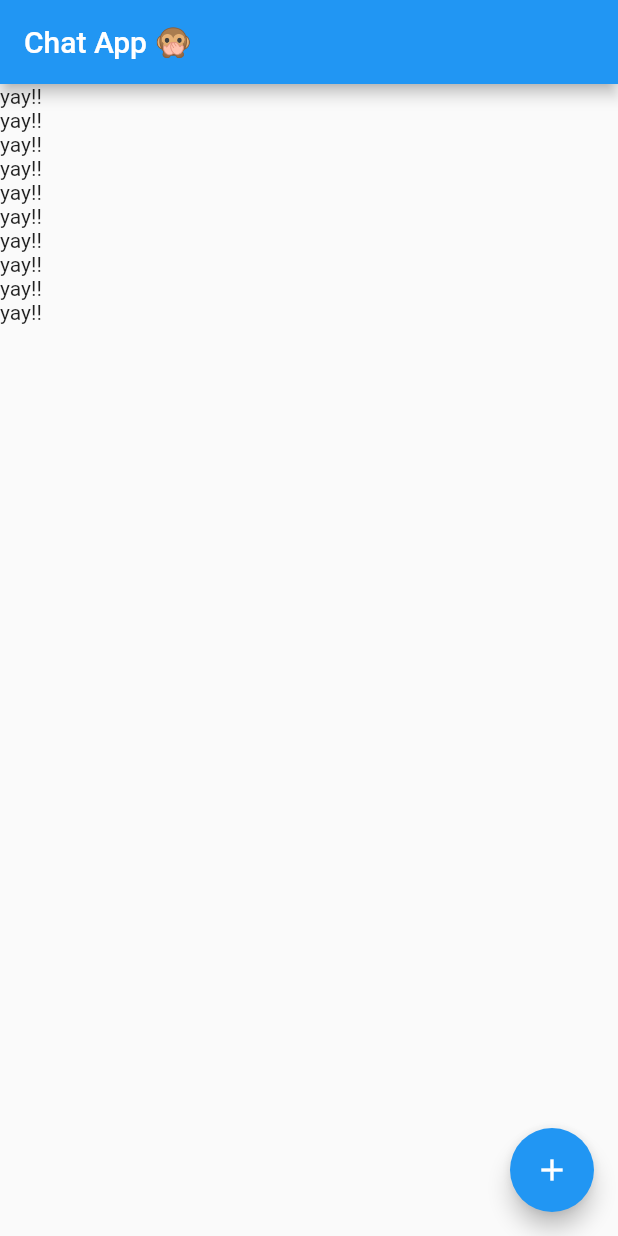
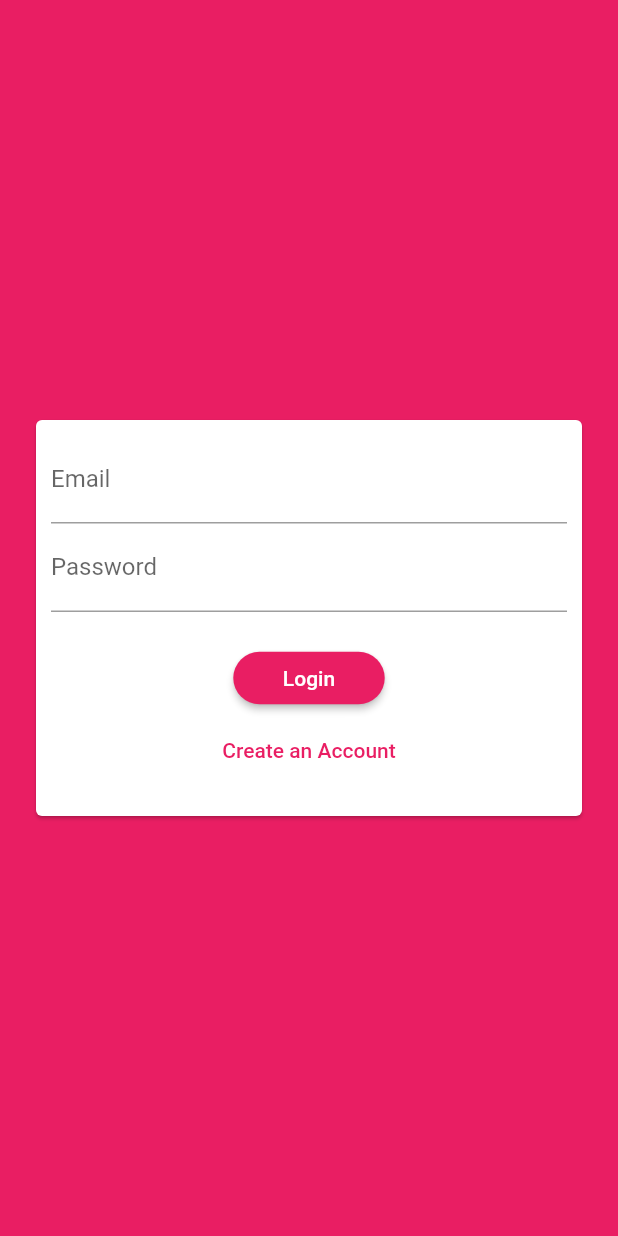
Before and after one commit to AashrayaKrishnani/chat-app, a Flutter app: the screen it shows after launch, on a phone screen of 412 x 824 dp. Run offline on Flutter 3.47's test engine with Material 2 defaults, Android fonts, the phone set to English and light mode, and no system bars; our stand-ins replace cloud_firestore, firebase_auth, firebase_core; accounts and stored records are empty.

Commit message:
Implement Auth, Logout-sideDrawer, basic error handling

```diff
--- a/lib/main.dart
+++ b/lib/main.dart
@@ -1,4 +1,6 @@
+import 'package:chat_app/screens/auth_screen.dart';
 import 'package:chat_app/screens/chat_screen.dart';
+import 'package:firebase_auth/firebase_auth.dart';
 import 'package:firebase_core/firebase_core.dart';
 import 'package:flutter/material.dart';
 
@@ -23,9 +25,41 @@ class MyApp extends StatelessWidget {
     return MaterialApp(
       title: 'Chat App',
       theme: ThemeData(
-        primarySwatch: Colors.blue,
+        colorScheme: const ColorScheme.light(
+          primary: Colors.pink,
+          secondary: Colors.deepPurple,
+          tertiary: Colors.purpleAccent,
+        ),
+        textTheme: const TextTheme(
+            headline6: TextStyle(color: Colors.white, fontSize: 20)),
+        buttonTheme: ButtonThemeData(
+          textTheme: ButtonTextTheme.primary,
+          buttonColor: Theme.of(context).colorScheme.primary,
+          shape: RoundedRectangleBorder(
+            borderRadius: BorderRadius.circular(15),
+          ),
+        ),
+        elevatedButtonTheme: ElevatedButtonThemeData(
+          style: ElevatedButton.styleFrom(
+            shape: RoundedRectangleBorder(
+              borderRadius: BorderRadius.circular(20),
+            ),
+          ),
+        ),
       ),
-      home: const ChatScreen(),
+      home: StreamBuilder(
+        stream: FirebaseAuth.instance.authStateChanges(),
+        builder: (ctx, ss) {
+          if (ss.hasData) {
+            return const ChatScreen();
+          }
+          return const AuthScreen();
+        },
+      ),
+      routes: {
+        ChatScreen.route: (context) => const ChatScreen(),
+        AuthScreen.route: (context) => const AuthScreen(),
+      },
     );
   }
 }
--- a/lib/screens/auth_screen.dart
+++ b/lib/screens/auth_screen.dart
@@ -0,0 +1,38 @@
+import 'package:flutter/material.dart';
+import 'package:flutter/src/foundation/key.dart';
+import 'package:flutter/src/widgets/framework.dart';
+
+import '../widgets/auth/auth_form.dart';
+import '../widgets/main_drawer.dart';
+
+class AuthScreen extends StatefulWidget {
+  const AuthScreen({Key? key}) : super(key: key);
+  static const String route = '/auth';
+  @override
+  State<AuthScreen> createState() => _AuthScreenState();
+}
+
+class _AuthScreenState extends State<AuthScreen> {
+  @override
+  Widget build(BuildContext context) {
+    return Scaffold(
+      backgroundColor: Theme.of(context).colorScheme.primary,
+      body: Padding(
+        padding: const EdgeInsets.all(20.0),
+        child: Center(
+          child: AnimatedContainer(
+            duration: const Duration(milliseconds: 68),
+            child: const Card(
+              child: SingleChildScrollView(
+                child: Padding(
+                  padding: EdgeInsets.all(10),
+                  child: AuthForm(),
+                ),
+              ),
+            ),
+          ),
+        ),
+      ),
+    );
+  }
+}
--- /dev/null
+++ b/lib/widgets/auth/auth_form.dart
@@ -0,0 +1,220 @@
+import 'dart:developer';
+
+import 'package:chat_app/widgets/error_dialog.dart';
+import 'package:chat_app/widgets/snack.dart';
+import 'package:cloud_firestore/cloud_firestore.dart';
+import 'package:firebase_auth/firebase_auth.dart';
+import 'package:flutter/material.dart';
+import 'package:flutter/services.dart';
+import 'package:flutter/src/foundation/key.dart';
+import 'package:flutter/src/widgets/framework.dart';
+
+enum FormType {
+  login,
+  signup,
+}
+
+class AuthForm extends StatefulWidget {
+  const AuthForm({Key? key}) : super(key: key);
+
+  @override
+  State<AuthForm> createState() => _AuthFormState();
+}
+
+class _AuthFormState extends State<AuthForm> {
+  final GlobalKey<FormState> _formkey = GlobalKey<FormState>();
+  // ignore: prefer_final_fields
+  Map<String, String> _inputData = {
+    'email': '',
+    'username': '',
+    'password': '',
+    'confirmPassword': '',
+  };
+  var _mode = FormType.login;
+  var _isLoading = false;
+
+  Future<void> _submit() async {
+    // Make Sure to Put Off The SoftKeyboard ;)
+    FocusScope.of(context).unfocus();
+
+    setState(() {
+      _isLoading = true;
+    });
+
+    if (!_formkey.currentState!.validate()) {
+      return;
+    }
+    _formkey.currentState!.save();
+
+    try {
+      var auth = FirebaseAuth.instance;
+      var sms = ScaffoldMessenger.of(context);
+      if (_mode == FormType.login) {
+        final authData = await auth.signInWithEmailAndPassword(
+            email: _inputData['email']!, password: _inputData['password']!);
+        sms.showSnackBar(Snack(
+          text: 'Login Successful!',
+          textColor: Colors.white,
+          bgColor: Colors.green,
+        ));
+      } else if (_mode == FormType.signup) {
+        final authData = await auth.createUserWithEmailAndPassword(
+            email: _inputData['email']!, password: _inputData['password']!);
+
+        // Adding UserName to /users/{uid}
+        await FirebaseFirestore.instance
+            .collection('users')
+            .doc(authData.user!.uid)
+            .set({'username': _inputData['username']});
+
+        sms.showSnackBar(Snack(
+          text: 'Signed Up Successfully!',
+          textColor: Colors.white,
+          bgColor: Colors.green,
+        ));
+      }
+    } on FirebaseException catch (e) {
+      final message = e.message ??
+          'Error occured. Please check your details and try again.';
+
+      showDialog(
+          context: context,
+          builder: (ctx) => ErrorDialog(
+                bgColor: Colors.white,
+                buttonMessage: 'Alright :)',
+                content: message,
+                title: 'Oopsies!',
+                textColor: Theme.of(context).colorScheme.primary,
+              ));
+    } catch (e) {
+      log(e.toString() + DateTime.now().toString());
+      showDialog(
+          context: context,
+          builder: (ctx) => ErrorDialog(
+                bgColor: Colors.white,
+                textColor: Theme.of(context).colorScheme.primary,
+              ));
+    }
+    setState(() {
+      _isLoading = false;
+      _formkey.currentState!.reset();
+    });
+  }
+
+  @override
+  Widget build(BuildContext context) {
+    return Form(
+      key: _formkey,
+      child: Column(
+        mainAxisSize: MainAxisSize.min,
+        children: [
+          TextFormField(
+            enabled: !_isLoading,
+            validator: (val) {
+              if (val == null || val.toString().trim().isEmpty) {
+                return 'Please Enter Email.';
+              } else if (!val.toString().contains('@') ||
+                  !val.toString().contains('.')) {
+                return 'Pleaes Enter Valid Email';
+              }
+              return null;
+            },
+            decoration: const InputDecoration(labelText: 'Email'),
+            onSaved: (val) {
+              _inputData['email'] = val.toString().trim();
+            },
+          ),
+          if (_mode == FormType.signup)
+            TextFormField(
+                enabled: _mode == FormType.signup && !_isLoading,
+                decoration: const InputDecoration(labelText: 'UserName'),
+                validator: (val) {
+                  if (val == null || val.toString().trim().isEmpty) {
+                    return 'Please Enter UserName.';
+                  } else if (val.toString().contains(' ')) {
+                    return 'Pleaes Enter Valid UserName';
+                  }
+                  return null;
+                },
+                onSaved: (val) {
+                  _inputData['username'] = val.toString().trim();
+                }),
+          TextFormField(
+              enabled: !_isLoading,
+              decoration: const InputDecoration(labelText: 'Password'),
+              validator: (val) {
+                if (val == null || val.toString().trim().isEmpty) {
+                  return 'Please Enter Password.';
+                } else if (val.toString().length < 8) {
+                  return 'Pleaes Enter Valid Password';
+                }
+                return null;
+              },
+              obscureText: true,
+              onChanged: (val) {
+                _inputData['password'] = val.trim();
+              },
+              onSaved: (val) {
+                _inputData['password'] = val.toString().trim();
+              }),
+          if (_mode == FormType.signup)
+            TextFormField(
+                enabled: _mode == FormType.signup && !_isLoading,
+                decoration:
+                    const InputDecoration(labelText: 'Confirm Password'),
+                validator: (val) {
+                  if (val == null || val.toString().trim().isEmpty) {
+                    return 'Please Enter Password.';
+                  } else if (val.toString().contains(' ')) {
+                    return 'Pleaes Enter Valid Password';
+                  } else if (_inputData['password'] != val.toString().trim()) {
+                    return 'Passwords Do Not Match';
+                  }
+                  return null;
+                },
+                obscureText: true,
+                onSaved: (val) {
+                  _inputData['confirmPassword'] = val.toString().trim();
+                }),
+          Padding(
+            padding: const EdgeInsets.fromLTRB(0, 20, 0, 10),
+            child: _isLoading
+                ? Center(
+                    child: CircularProgressIndicator(
+                      color: Theme.of(context).colorScheme.tertiary,
+                    ),
+                  )
+                : Column(
+                    mainAxisSize: MainAxisSize.min,
+                    mainAxisAlignment: MainAxisAlignment.center,
+                    children: [
+                      ElevatedButton(
+                        style: ElevatedButton.styleFrom(
+                          minimumSize: const Size(101, 35),
+                        ),
+                        onPressed: _submit,
+                        child:
+                            Text(_mode == FormType.login ? 'Login' : 'Sign Up'),
+                      ),
+                      TextButton(
+                        onPressed: () {
+                          final mode = _mode == FormType.login
+                              ? FormType.signup
+                              : FormType.login;
+                          setState(() {
+                            _mode = mode;
+                            _formkey.currentState!.reset();
+                          });
+                        },
+                        child: Text(_mode == FormType.login
+                            ? 'Create an Account'
+                            : 'I Already Have an Account'),
+                      ),
+                    ],
+                  ),
+          ),
+        ],
+      ),
+    );
+  }
+}
--- /dev/null
+++ b/lib/widgets/snack.dart
@@ -0,0 +1,32 @@
+import 'package:flutter/material.dart';
+import 'package:flutter/src/foundation/key.dart';
+import 'package:flutter/src/widgets/framework.dart';
+
+class Snack extends SnackBar {
+  Snack(
+      {Key? key,
+      this.text = 'Hello there ;p',
+      this.bgColor,
+      this.textColor,
+      this.duration = const Duration(seconds: 2),
+      this.padding = const EdgeInsets.all(10),
+      this.action})
+      : super(
+          key: key,
+          content: Text(
+            text,
+            style: TextStyle(color: textColor ?? Colors.white),
+          ),
+          padding: padding,
+          action: action,
+          backgroundColor: bgColor,
+          duration: duration,
+        );
+
+  final String text;
+  final Color? bgColor;
+  final Color? textColor;
+  final Duration duration;
+  final EdgeInsets padding;
+  final SnackBarAction? action;
+}
--- a/pubspec.yaml
+++ b/pubspec.yaml
@@ -36,6 +36,7 @@ dependencies:
   cupertino_icons: ^1.0.2
   cloud_firestore: ^3.1.17
   firebase_core: ^1.17.1
+  firebase_auth: ^3.3.19
 
 dev_dependencies:
   flutter_test:
```
Also changed, not shown: lib/screens/chat_screen.dart (+28 -15 lines), lib/widgets/error_dialog.dart (added, +55 -0 lines), lib/widgets/main_drawer.dart (added, +33 -0 lines), pubspec.lock.
